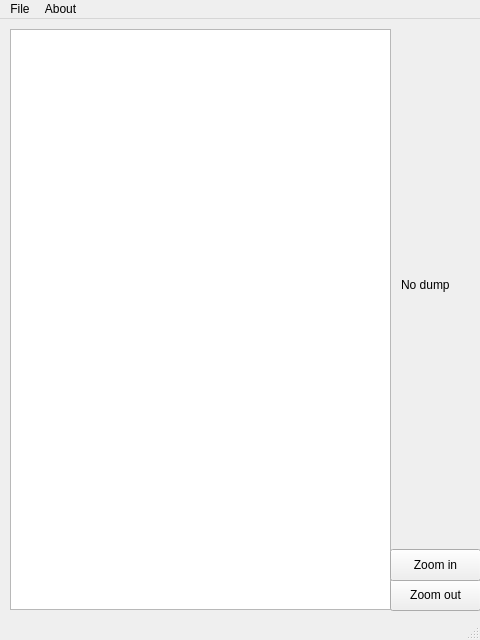
The window that icdv/Gui/mainscene.ui (MIPT-ILab-Compilers/ICDV) describes before a commit, drawn with Qt 5.
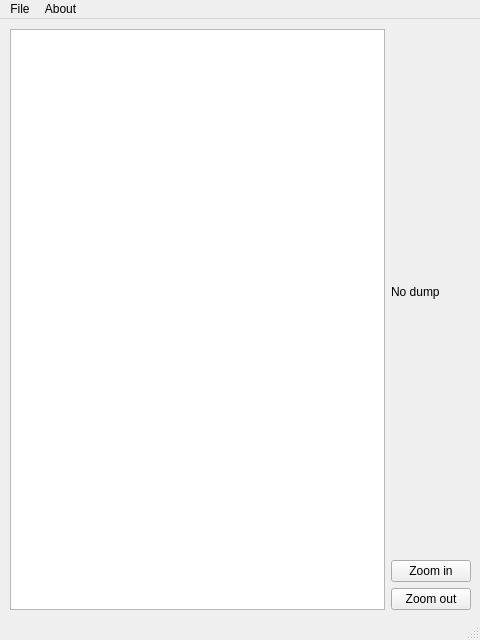
The same window after the commit.

Diff of the .ui file:
```diff
--- a/icdv/Gui/mainscene.ui
+++ b/icdv/Gui/mainscene.ui
@@ -14,54 +14,41 @@
    <string>MainWindow</string>
   </property>
   <widget class="QWidget" name="centralwidget">
-   <widget class="QGraphicsView" name="CFGView">
+   <widget class="QWidget" name="">
     <property name="geometry">
      <rect>
       <x>10</x>
       <y>10</y>
-      <width>381</width>
+      <width>461</width>
       <height>581</height>
      </rect>
     </property>
-   </widget>
-   <widget class="QPushButton" name="ZoomOutButton">
-    <property name="geometry">
-     <rect>
-      <x>390</x>
-      <y>560</y>
-      <width>91</width>
-      <height>32</height>
-     </rect>
-    </property>
-    <property name="text">
-     <string>Zoom out</string>
-    </property>
-   </widget>
-   <widget class="QPushButton" name="ZoomInButton">
-    <property name="geometry">
-     <rect>
-      <x>390</x>
-      <y>530</y>
-      <width>91</width>
-      <height>32</height>
-     </rect>
-    </property>
-    <property name="text">
-     <string>Zoom in</string>
-    </property>
-   </widget>
-   <widget class="QLabel" name="DumpProp">
-    <property name="geometry">
-     <rect>
-      <x>401</x>
-      <y>20</y>
-      <width>71</width>
-      <height>491</height>
-     </rect>
-    </property>
-    <property name="text">
-     <string>No dump</string>
-    </property>
+    <layout class="QGridLayout" name="gridLayout">
+     <item row="0" column="0" rowspan="3">
+      <widget class="QGraphicsView" name="CFGView"/>
+     </item>
+     <item row="0" column="1">
+      <widget class="QLabel" name="DumpProp">
+       <property name="text">
+        <string>No dump</string>
+       </property>
+      </widget>
+     </item>
+     <item row="1" column="1">
+      <widget class="QPushButton" name="ZoomInButton">
+       <property name="text">
+        <string>Zoom in</string>
+       </property>
+      </widget>
+     </item>
+     <item row="2" column="1">
+      <widget class="QPushButton" name="ZoomOutButton">
+       <property name="text">
+        <string>Zoom out</string>
+       </property>
+      </widget>
+     </item>
+    </layout>
    </widget>
   </widget>
   <widget class="QMenuBar" name="menubar">
```
Left out of the diff: 16 changed lines with no effect on the pictures.
